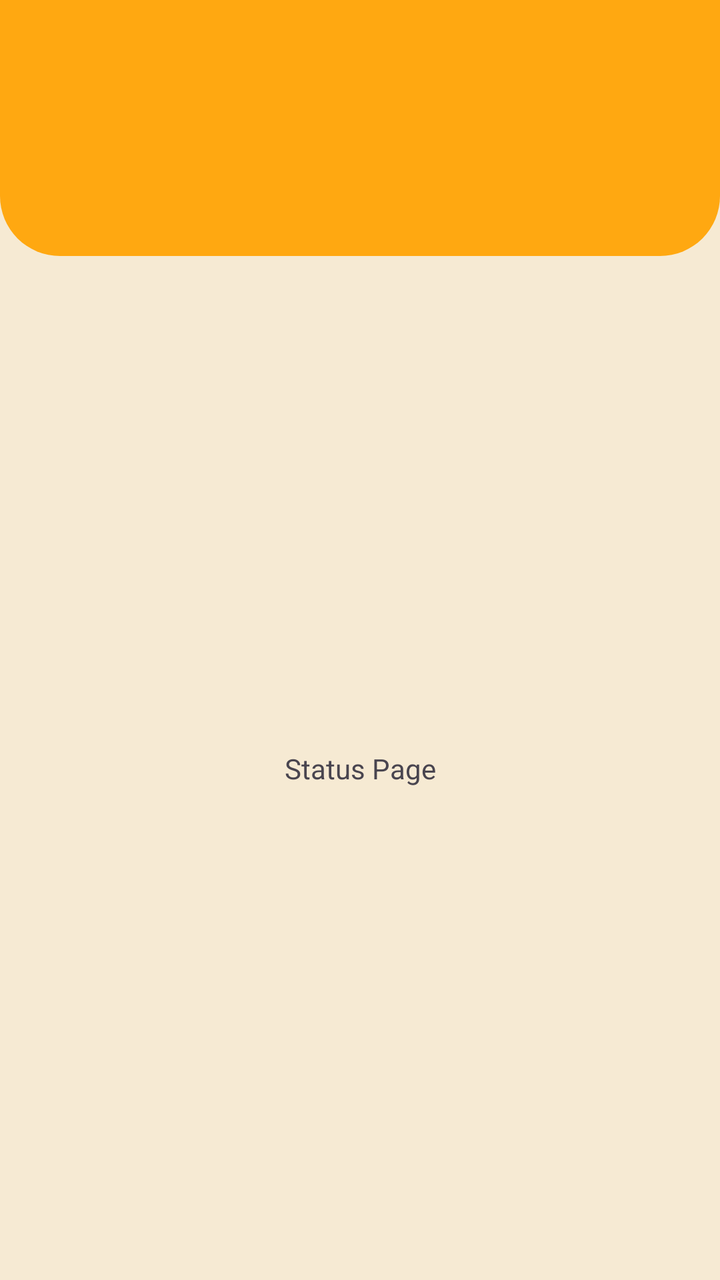
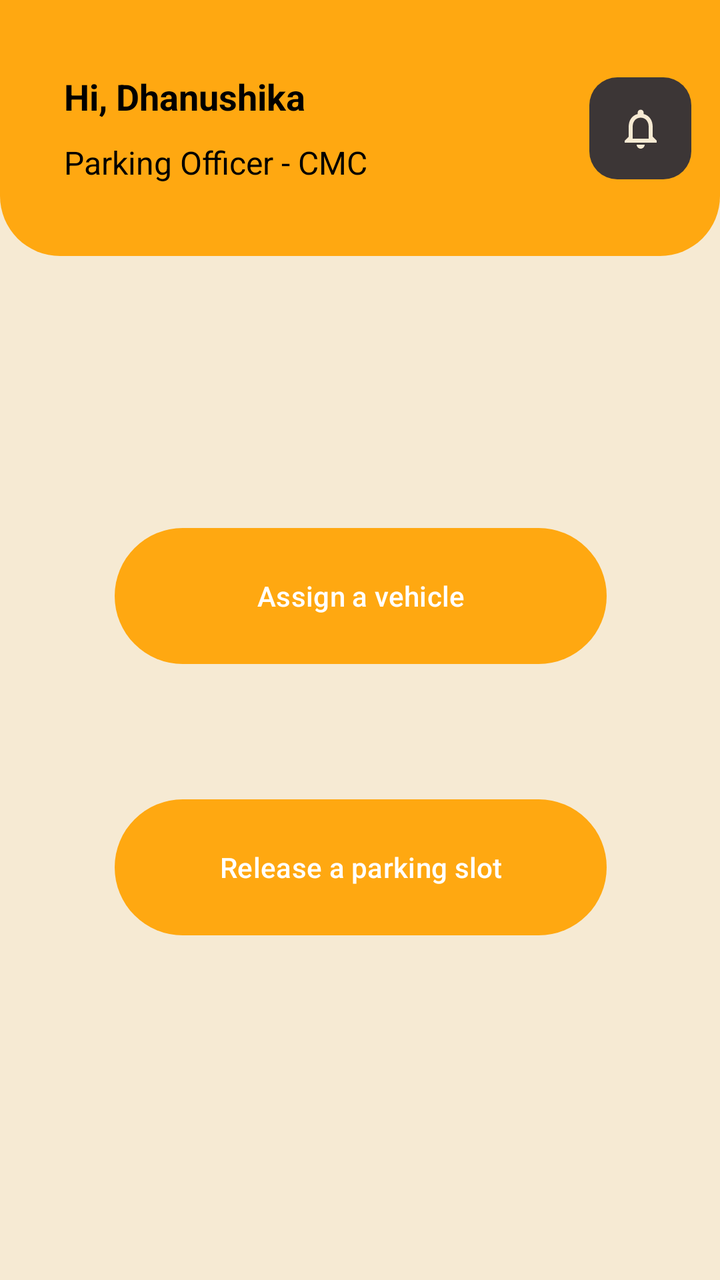

Screens rendered from an Android XML layout before and after an edit, with the pre-edit source and the edit as a unified diff.
<!-- AndroidManifest.xml: application theme Theme.OfficerTestApp -->
<!-- res/layout/fragment_home_main.xml -->
<?xml version="1.0" encoding="utf-8"?>
<androidx.constraintlayout.widget.ConstraintLayout xmlns:android="http://schemas.android.com/apk/res/android"
    xmlns:app="http://schemas.android.com/apk/res-auto"
    xmlns:tools="http://schemas.android.com/tools"
    android:layout_width="match_parent"
    android:layout_height="match_parent"
    android:background="@color/backgroundColor"
    tools:context=".HomeMainFragment">

    <LinearLayout
        android:layout_width="match_parent"
        android:layout_height="match_parent"
        android:orientation="vertical">

        <androidx.constraintlayout.widget.ConstraintLayout
            android:layout_weight="2"
            android:background="@drawable/rounded_background_app_bar"
            android:layout_width="match_parent"
            android:layout_height="0dp">

        </androidx.constraintlayout.widget.ConstraintLayout>

        <androidx.constraintlayout.widget.ConstraintLayout
            android:layout_weight="8"
            android:layout_width="match_parent"
            android:layout_height="0dp">

            <TextView
                android:id="@+id/textView12"
                android:layout_width="wrap_content"
                android:layout_height="wrap_content"
                android:text="Status Page"
                app:layout_constraintBottom_toBottomOf="parent"
                app:layout_constraintEnd_toEndOf="parent"
                app:layout_constraintStart_toStartOf="parent"
                app:layout_constraintTop_toTopOf="parent" />

        </androidx.constraintlayout.widget.ConstraintLayout>

    </LinearLayout>

</androidx.constraintlayout.widget.ConstraintLayout>
<!-- resources referenced by this layout -->
<resources>
  <color name="backgroundColor">#F6EAD3</color>
  <!-- drawable rounded_background_app_bar (drawable) -->
  <?xml version="1.0" encoding="utf-8"?>
  <shape xmlns:android="http://schemas.android.com/apk/res/android">
      <solid android:color="@color/primaryColor" /> 
      <corners android:bottomLeftRadius="30dp" android:bottomRightRadius="30dp" /> 
  </shape>
  <style name="Theme.OfficerTestApp" parent="Base.Theme.OfficerTestApp" />
  <color name="primaryColor">#FFA811</color>
  <style name="Base.Theme.OfficerTestApp" parent="Theme.Material3.DayNight.NoActionBar">
          
          <item name="colorPrimary">@color/primaryColor</item>
      </style>
</resources>

<!-- the commit's change to res/layout/fragment_home_main.xml (unified diff, before → after) -->
@@ -13,28 +13,110 @@
         android:orientation="vertical">
 
         <androidx.constraintlayout.widget.ConstraintLayout
+            android:layout_width="match_parent"
+            android:layout_height="0dp"
             android:layout_weight="2"
-            android:background="@drawable/rounded_background_app_bar"
-            android:layout_width="match_parent"
-            android:layout_height="0dp">
+            android:background="@drawable/rounded_background_app_bar">
+
+
+            <LinearLayout
+                app:layout_constraintTop_toTopOf="parent"
+                app:layout_constraintStart_toStartOf="parent"
+                android:layout_width="match_parent"
+                android:layout_height="match_parent">
+
+                <androidx.constraintlayout.widget.ConstraintLayout
+                    android:layout_width="0dp"
+                    android:layout_weight="2.8"
+                    android:layout_height="match_parent"
+                    >
+
+                    <TextView
+                        android:id="@+id/appbar_main_text"
+                        android:layout_width="wrap_content"
+                        android:layout_height="wrap_content"
+                        android:layout_marginStart="32dp"
+                        android:layout_marginTop="36dp"
+                        android:text="Hi, Dhanushika"
+                        android:textColor="@color/textPrimary"
+                        android:textSize="18sp"
+                        android:textStyle="bold"
+                        app:layout_constraintStart_toStartOf="parent"
+                        app:layout_constraintTop_toTopOf="parent" />
+
+                    <TextView
+                        android:id="@+id/appbar_secondary_text"
+                        android:layout_width="wrap_content"
+                        android:layout_height="wrap_content"
+                        android:layout_marginStart="32dp"
+                        android:layout_marginTop="10dp"
+                        android:text="Parking Officer - CMC"
+                        android:textColor="@color/textPrimary"
+                        android:textSize="16sp"
+                        app:layout_constraintStart_toStartOf="parent"
+                        app:layout_constraintTop_toBottomOf="@+id/appbar_main_text" />
+
+                </androidx.constraintlayout.widget.ConstraintLayout>
+
+                <androidx.constraintlayout.widget.ConstraintLayout
+                    android:layout_width="0dp"
+                    android:layout_weight="0.8"
+                    android:layout_height="match_parent">
+
+                    <ImageView
+                        android:id="@+id/appbar_icon_home_act"
+                        app:tint="@color/backgroundColor"
+                        android:layout_width="51dp"
+                        android:layout_height="51dp"
+                        android:scaleType="centerInside"
+                        android:clickable="true"
+                        android:focusable="true"
+                        android:background="@drawable/notification_icon_background"
+                        android:src="@drawable/baseline_notifications_none_24"
+                        app:layout_constraintBottom_toBottomOf="parent"
+                        app:layout_constraintEnd_toEndOf="parent"
+                        app:layout_constraintStart_toStartOf="parent"
+                        app:layout_constraintTop_toTopOf="parent" />
+                </androidx.constraintlayout.widget.ConstraintLayout>
+
+            </LinearLayout>
+
+
+
 
         </androidx.constraintlayout.widget.ConstraintLayout>
 
+
+
         <androidx.constraintlayout.widget.ConstraintLayout
-            android:layout_weight="8"
             android:layout_width="match_parent"
-            android:layout_height="0dp">
+            android:layout_height="0dp"
+            android:layout_weight="8">
 
-            <TextView
-                android:id="@+id/textView12"
-                android:layout_width="wrap_content"
-                android:layout_height="wrap_content"
-                android:text="Status Page"
-                app:layout_constraintBottom_toBottomOf="parent"
+            <Button
+                android:id="@+id/assign_vehicle_btn"
+                android:layout_width="246dp"
+                android:layout_height="76dp"
+                android:layout_marginTop="132dp"
+                android:onClick="frag_home_main_assign_vehicle_btn_handler"
+                android:text="Assign a vehicle"
                 app:layout_constraintEnd_toEndOf="parent"
+                app:layout_constraintHorizontal_bias="0.503"
                 app:layout_constraintStart_toStartOf="parent"
                 app:layout_constraintTop_toTopOf="parent" />
 
+            <Button
+                android:id="@+id/release_parking_slot_btn"
+                android:layout_width="246dp"
+                android:layout_height="76dp"
+                android:text="Release a parking slot"
+                android:onClick="frag_home_main_release_slot_btn_handler"
+                app:layout_constraintBottom_toBottomOf="parent"
+                app:layout_constraintEnd_toEndOf="@+id/assign_vehicle_btn"
+                app:layout_constraintHorizontal_bias="0.0"
+                app:layout_constraintStart_toStartOf="@+id/assign_vehicle_btn"
+                app:layout_constraintTop_toBottomOf="@+id/assign_vehicle_btn"
+                app:layout_constraintVertical_bias="0.262" />
         </androidx.constraintlayout.widget.ConstraintLayout>
 
     </LinearLayout>
<!-- resource entries referenced after the edit -->
@@ -1,6 +1,19 @@
 <!-- resources referenced by this layout -->
 <resources>
   <color name="backgroundColor">#F6EAD3</color>
+  <color name="textPrimary">#FF000000</color>
+  <!-- drawable baseline_notifications_none_24 (drawable) -->
+  <vector android:height="24dp" android:tint="#000000"
+      android:viewportHeight="24" android:viewportWidth="24"
+      android:width="24dp" xmlns:android="http://schemas.android.com/apk/res/android">
+      <path android:fillColor="@android:color/white" android:pathData="M12,22c1.1,0 2,-0.9 2,-2h-4c0,1.1 0.9,2 2,2zM18,16v-5c0,-3.07 -1.63,-5.64 -4.5,-6.32L13.5,4c0,-0.83 -0.67,-1.5 -1.5,-1.5s-1.5,0.67 -1.5,1.5v0.68C7.64,5.36 6,7.92 6,11v5l-2,2v1h16v-1l-2,-2zM16,17L8,17v-6c0,-2.48 1.51,-4.5 4,-4.5s4,2.02 4,4.5v6z"/>
+  </vector>
+  <!-- drawable notification_icon_background (drawable) -->
+  <?xml version="1.0" encoding="utf-8"?>
+  <shape xmlns:android="http://schemas.android.com/apk/res/android">
+      <solid android:color="#3C3636" /> 
+      <corners android:radius="14dp" /> 
+  </shape>
   <!-- drawable rounded_background_app_bar (drawable) -->
   <?xml version="1.0" encoding="utf-8"?>
   <shape xmlns:android="http://schemas.android.com/apk/res/android">
